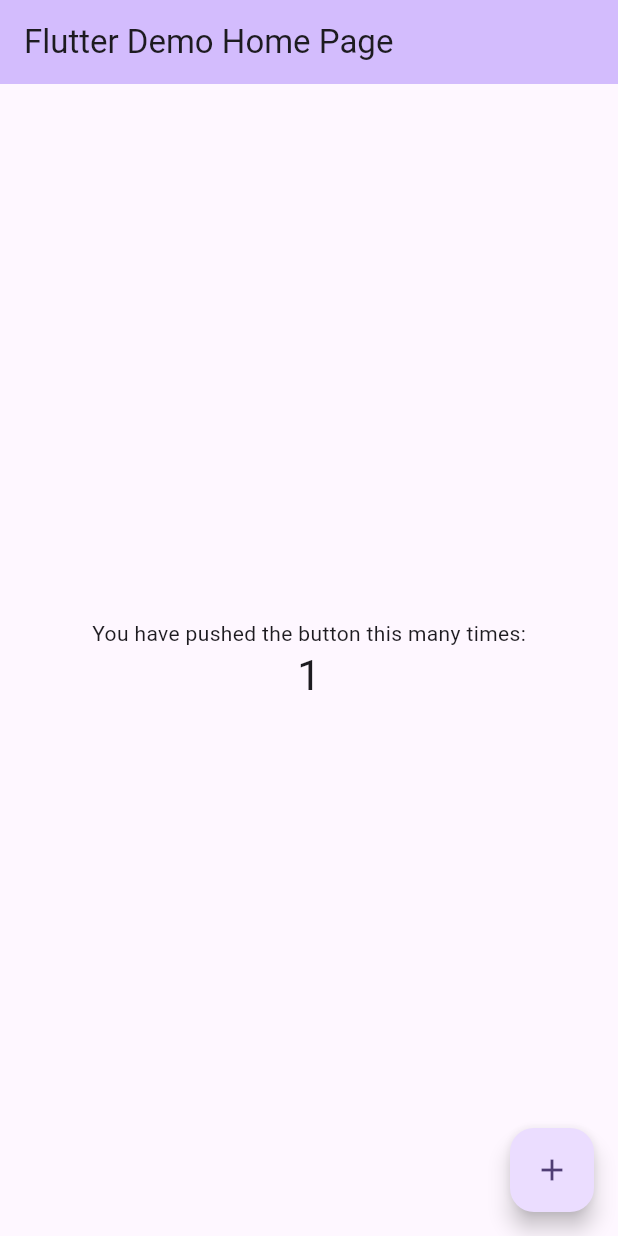
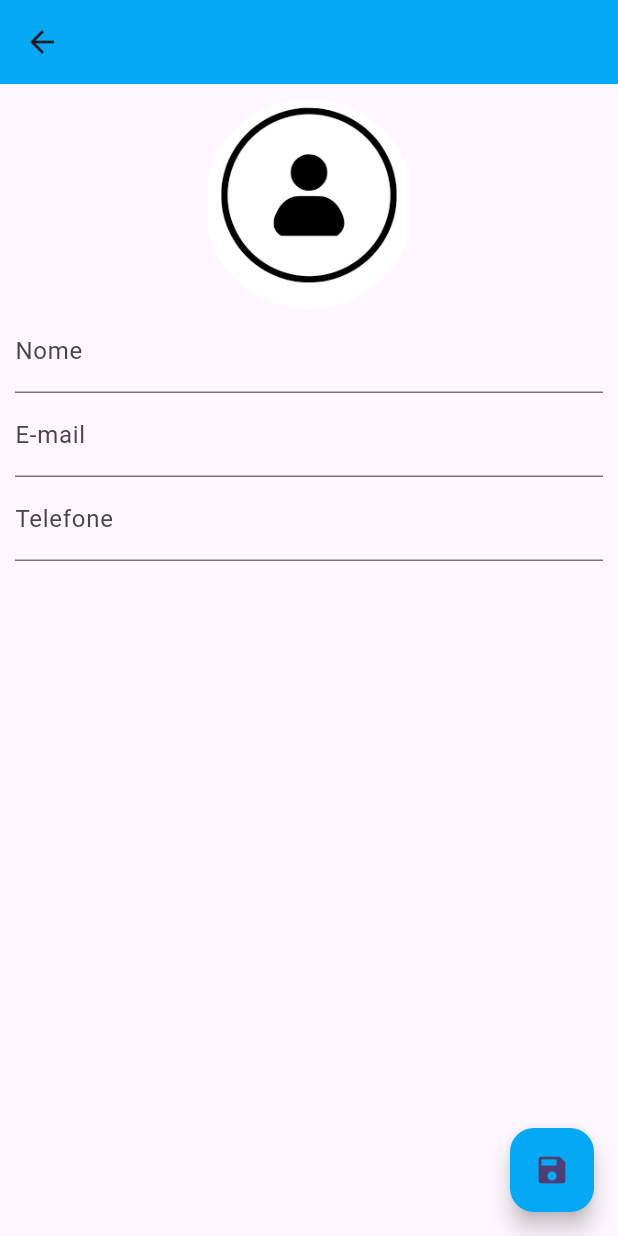
Before and after one commit to rafa-Nobre/Contact_App, a Flutter app: the screen it shows after launch, after a tap on the "add" icon, on a phone screen of 412 x 824 dp. Run offline on Flutter 3.47's test engine with Material 2 defaults, Android fonts, the phone set to English and light mode, and no system bars; our stand-ins replace image_picker, sqflite; accounts and stored records are empty.

Commit message:
Terminando ajustes

```diff
--- a/lib/main.dart
+++ b/lib/main.dart
@@ -1,3 +1,4 @@
+import 'package:contact_app/screens/home_screen.dart';
 import 'package:flutter/material.dart';
 
 void main() {
@@ -10,60 +11,13 @@ class MyApp extends StatelessWidget {
   @override
   Widget build(BuildContext context) {
     return MaterialApp(
+      debugShowCheckedModeBanner: false,
       title: 'Flutter Demo',
       theme: ThemeData(
         colorScheme: ColorScheme.fromSeed(seedColor: Colors.deepPurple),
         useMaterial3: true,
       ),
-      home: const MyHomePage(title: 'Flutter Demo Home Page'),
+      home: const HomeScreen(),
     );
   }
 }
-
-class MyHomePage extends StatefulWidget {
-  const MyHomePage({super.key, required this.title});
-
-  final String title;
-
-  @override
-  State<MyHomePage> createState() => _MyHomePageState();
-}
-
-class _MyHomePageState extends State<MyHomePage> {
-  int _counter = 0;
-
-  void _incrementCounter() {
-    setState(() {
-      _counter++;
-    });
-  }
-
-  @override
-  Widget build(BuildContext context) {
-    return Scaffold(
-      appBar: AppBar(
-        backgroundColor: Theme.of(context).colorScheme.inversePrimary,
-        title: Text(widget.title),
-      ),
-      body: Center(
-        child: Column(
-          mainAxisAlignment: MainAxisAlignment.center,
-          children: <Widget>[
-            const Text(
-              'You have pushed the button this many times:',
-            ),
-            Text(
-              '$_counter',
-              style: Theme.of(context).textTheme.headlineMedium,
-            ),
-          ],
-        ),
-      ),
-      floatingActionButton: FloatingActionButton(
-        onPressed: _incrementCounter,
-        tooltip: 'Increment',
-        child: const Icon(Icons.add),
-      ),
-    );
-  }
-}
--- /dev/null
+++ b/lib/screens/contact_screen.dart
@@ -0,0 +1,156 @@
+import 'package:flutter/material.dart';
+import 'package:contact_app/models/contact_model.dart';
+import 'package:image_picker/image_picker.dart';
+import 'dart:io';
+
+class ContactScreen extends StatefulWidget {
+  Contact? contact;
+
+  //construtor que inicia o contato.
+  //Entre chaves porque é opcional.
+  ContactScreen({this.contact});
+
+  @override
+  _ContactScreenState createState() => _ContactScreenState();
+}
+
+class _ContactScreenState extends State<ContactScreen> {
+  Contact? _editedContact;
+  bool _userEdited = false;
+
+  //para garantir o foco no nome
+  final _nomeFocus = FocusNode();
+
+  //controladores
+  TextEditingController nameController = TextEditingController();
+  TextEditingController emailController = TextEditingController();
+  TextEditingController phoneController = TextEditingController();
+
+  @override
+  void initState() {
+    super.initState();
+
+    //acessando o contato definido no widget(ContactScreen)
+    //mostrar se ela for privada
+    if (widget.contact == null) {
+      _editedContact = Contact();
+    } else {
+      _editedContact = widget.contact;
+
+      nameController.text = _editedContact!.name;
+      emailController.text = _editedContact!.email;
+      phoneController.text = _editedContact!.phone;
+    }
+  }
+
+  Future<bool> _requestPop() {
+    if (_userEdited) {
+      showDialog(
+          context: context,
+          builder: (context) {
+            return AlertDialog(
+              title: const Text("Abandonar alteração?"),
+              content: const Text("Os dados serão perdidos."),
+              actions: <Widget>[
+                TextButton(
+                    child: const Text("cancelar"),
+                    onPressed: () {
+                      Navigator.pop(context);
+                    }),
+                TextButton(
+                  child: const Text("sim"),
+                  onPressed: () {
+                    //desempilha 2x
+                    Navigator.pop(context);
+                    Navigator.pop(context);
+                  },
+                )
+              ],
+            );
+          });
+    } else {
+      return Future.value(true);
+    }
+    return Future.value(false);
+  }
+
+  @override
+  Widget build(BuildContext context) {
+    //com popup de confirmação
+    return WillPopScope(
+      onWillPop: _requestPop,
+      child: Scaffold(
+        appBar: AppBar(backgroundColor: Colors.lightBlue, title: Text(_editedContact!.name), centerTitle: true),
+        floatingActionButton: FloatingActionButton(
+          onPressed: () {
+            if (_editedContact!.name.isNotEmpty) {
+              Navigator.pop(context, _editedContact);
+            } else {
+              FocusScope.of(context).requestFocus(_nomeFocus);
+            }
+          },
+          backgroundColor: Colors.lightBlue,
+          child: const Icon(Icons.save),
+        ),
+        body: SingleChildScrollView(
+          padding: const EdgeInsets.all(10.0),
+          child: Column(
+            children: <Widget>[
+              GestureDetector(
+                child: Container(
+                    width: 140.0,
+                    height: 140.0,
+                    decoration: BoxDecoration(
+                        shape: BoxShape.circle,
+                        image: DecorationImage(
+                            image: _editedContact!.img != ''
+                                ? FileImage(File(_editedContact!.img))
+                                : const AssetImage('assets/images/person.png') as ImageProvider))),
+                onTap: () {
+                  ImagePicker().pickImage(source: ImageSource.camera, imageQuality: 50).then((file) {
+                    if (file == null) {
+                      return;
+                    } else {
+                      setState(() {
+                        _editedContact!.img = file.path;
+                      });
+                    }
+                  });
+                },
+              ),
+              TextField(
+                controller: nameController,
+                focusNode: _nomeFocus,
+                decoration: const InputDecoration(labelText: "Nome"),
+                onChanged: (text) {
+                  _userEdited = true;
+                  setState(() {
+                    _editedContact!.name = text;
+                  });
+                },
+              ),
+              TextField(
+                controller: emailController,
+                keyboardType: TextInputType.emailAddress,
+                decoration: const InputDecoration(labelText: "E-mail"),
+                onChanged: (text) {
+                  _userEdited = true;
+                  _editedContact!.email = text;
+                },
+              ),
+              TextField(
+                controller: phoneController,
+                keyboardType: TextInputType.phone,
+                decoration: const InputDecoration(labelText: "Telefone"),
+                onChanged: (text) {
+                  _userEdited = true;
+                  _editedContact!.phone = text;
+                },
+              )
+            ],
+          ),
+        ),
+      ),
+    );
+  }
+}
--- /dev/null
+++ b/lib/screens/home_screen.dart
@@ -0,0 +1,131 @@
+import 'package:contact_app/screens/widgets/contact_card.dart';
+import 'package:flutter/material.dart';
+import 'package:contact_app/controller/contact_controller.dart';
+import 'package:contact_app/models/contact_model.dart';
+import 'package:contact_app/screens/contact_screen.dart';
+import 'package:url_launcher/url_launcher.dart';
+import './widgets/empty_list.dart';
+
+class HomeScreen extends StatefulWidget {
+  const HomeScreen({super.key});
+
+  @override
+  State<HomeScreen> createState() => _HomeScreenState();
+}
+
+class _HomeScreenState extends State<HomeScreen> {
+  ContactController controller = ContactController();
+  List<Contact> contactList = [];
+
+  @override
+  void initState() {
+    fetchContacts();
+    super.initState();
+  }
+
+  void fetchContacts() {
+    controller.getAllContact().then((list) {
+      setState(() {
+        contactList = list.cast<Contact>();
+      });
+    });
+  }
+
+  void _goToContact({Contact? contact}) async {
+    Contact contatoRet =
+        await Navigator.push(context, MaterialPageRoute(builder: (context) => ContactScreen(contact: contact)));
+
+    if (contatoRet.id == 0) {
+      await controller.saveContact(contatoRet);
+    } else {
+      await controller.updateContact(contatoRet);
+    }
+
+    fetchContacts();
+  }
+
+  void _showOptions(BuildContext context, int index) {
+    showModalBottomSheet(
+      context: context,
+      builder: (context) {
+        return BottomSheet(
+          onClosing: () {},
+          builder: (context) {
+            return Container(
+              padding: const EdgeInsets.all(10.0),
+              child: Column(
+                mainAxisSize: MainAxisSize.min,
+                children: <Widget>[
+                  Padding(
+                    padding: const EdgeInsets.all(10.0),
+                    child: TextButton(
+                      child: const Text("Ligar", style: TextStyle(color: Colors.lightBlue, fontSize: 20.0)),
+                      onPressed: () {
+                        launchUrl(Uri(path: "tel:${contactList[index].phone}"));
+                        Navigator.pop(context);
+                      },
+                    ),
+                  ),
+                  Padding(
+                    padding: const EdgeInsets.all(10.0),
+                    child: TextButton(
+                      child: const Text("Editar", style: TextStyle(color: Colors.lightBlue, fontSize: 20.0)),
+                      onPressed: () {
+                        Navigator.pop(context);
+                        _goToContact(contact: contactList[index]);
+                      },
+                    ),
+                  ),
+                  Padding(
+                    padding: const EdgeInsets.all(10.0),
+                    child: TextButton(
+                      child: const Text("Excluir", style: TextStyle(color: Colors.lightBlue, fontSize: 20.0)),
+                      onPressed: () {
+                        controller.deleteContact(contactList[index].id);
+                        fetchContacts();
+                        Navigator.pop(context);
+                      },
+                    ),
+                  )
+                ],
+              ),
+            );
+          },
+        );
+      },
+    );
+  }
+
+  @override
+  Widget build(BuildContext context) {
+    return Scaffold(
+      backgroundColor: Colors.white,
+      appBar: AppBar(
+        backgroundColor: Colors.green[800],
+        title: const Text(
+          "Meus Contatos",
+          style: TextStyle(color: Colors.white),
+        ),
+        centerTitle: true,
+      ),
+      body: contactList.isEmpty
+          ? emptyList(context)
+          : ListView.builder(
+              padding: const EdgeInsets.all(10.0),
+              itemCount: contactList.length,
+              itemBuilder: (context, index) {
+                return contactCard(context, index, contactList, _showOptions);
+              },
+            ),
+      floatingActionButton: FloatingActionButton(
+        onPressed: () => _goToContact(),
+        tooltip: 'Novo Contato',
+        backgroundColor: Colors.green[800],
+        child: const Icon(
+          Icons.add,
+          color: Colors.white,
+        ),
+      ),
+    );
+  }
+}
--- /dev/null
+++ b/lib/screens/widgets/empty_list.dart
@@ -0,0 +1,13 @@
+import 'package:flutter/material.dart';
+
+Widget emptyList(BuildContext context) {
+  return const Center(
+    child: Column(
+      mainAxisAlignment: MainAxisAlignment.center,
+      children: <Widget>[
+        Icon(Icons.phone_android_outlined, size: 100.0),
+        Text("Que vazio!"),
+      ],
+    ),
+  );
+}
```
Also changed, not shown: lib/controller/contact_controller.dart (+23 -13 lines), lib/screens/widgets/contact_card.dart (added, +51 -0 lines), pubspec.yaml (+6 -7 lines), assets/images/person.png (added), pubspec.lock.
